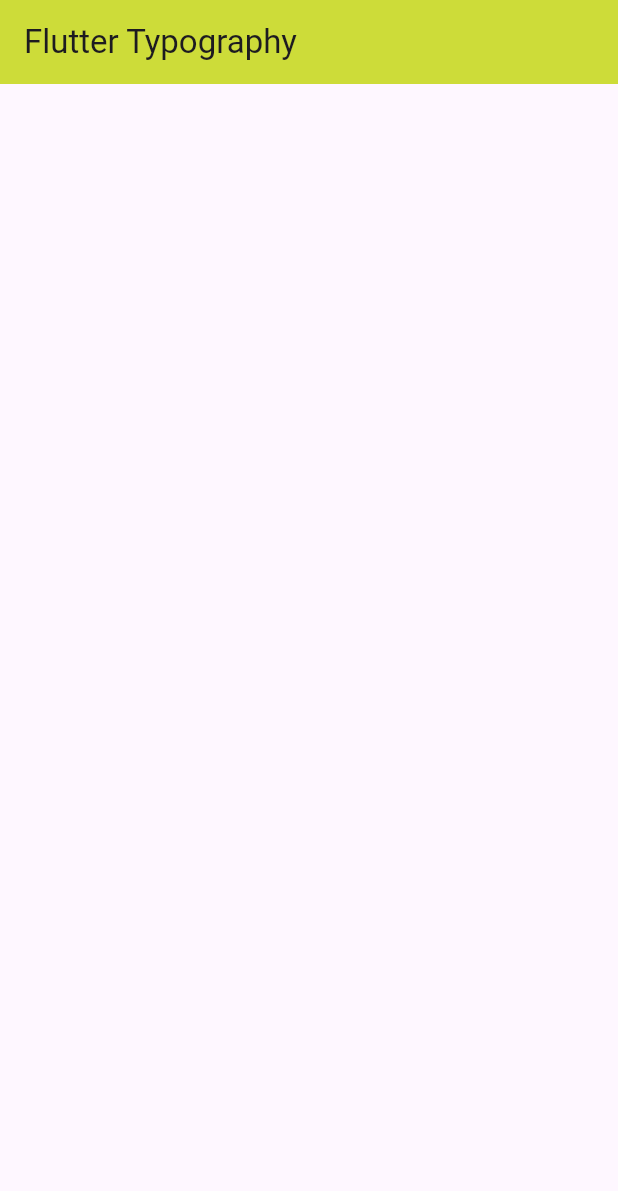
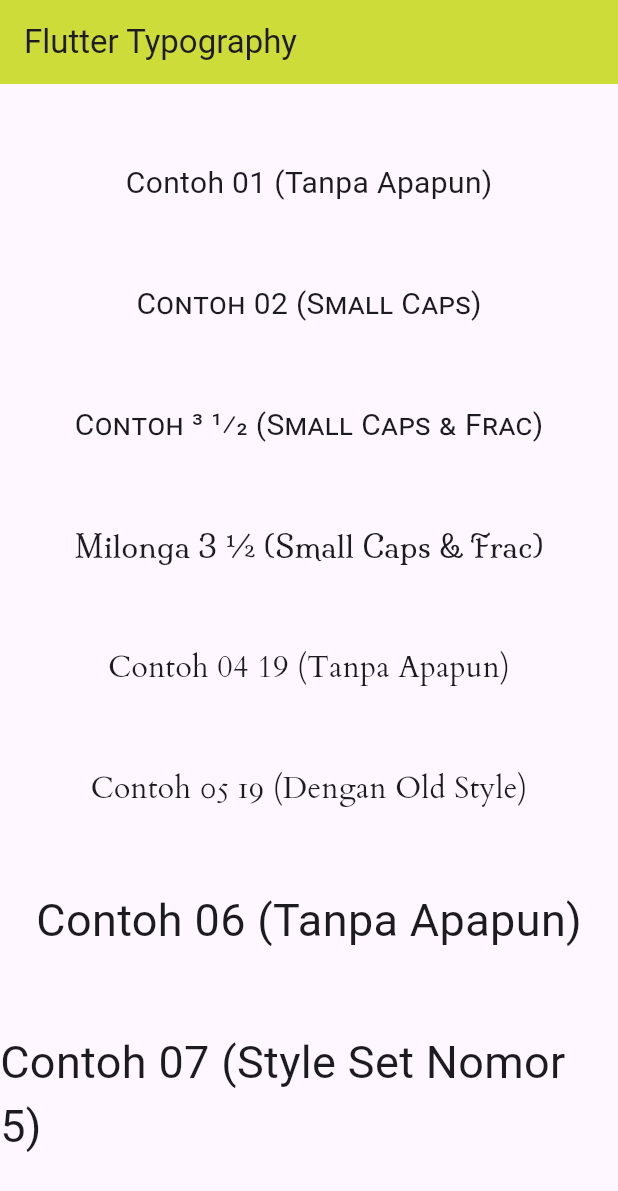
Before and after one commit to yabsiraditya/learn-flutter, a Flutter app: the screen it shows after launch, on a phone screen of 412 x 824 dp. Shown: the top 1191 px of the screen. Run offline on Flutter 3.47's test engine with Material 3 defaults, Android fonts, the phone set to English and light mode, and no system bars; our stand-ins replace audioplayers, qr_flutter; missing offline and left inert: flutter_barcode_scanner; Roboto replaces fonts that are missing (Gabriola).

Commit message:
update learn-flutter fontfeature

```diff
--- a/lib/fontFeature.dart
+++ b/lib/fontFeature.dart
@@ -1,14 +1,70 @@
 import 'package:flutter/material.dart';
+import 'dart:ui';
 
-class FontFeature extends StatelessWidget {
-  const FontFeature({super.key});
+class FontFeatures extends StatelessWidget {
+  const FontFeatures({super.key});
 
   @override
   Widget build(BuildContext context) {
     return Scaffold(
-        appBar: AppBar(
+      appBar: AppBar(
         title: Text("Flutter Typography"),
         backgroundColor: Colors.lime,
+      ),
+      body: Center(
+        child: Column(
+          mainAxisAlignment: MainAxisAlignment.spaceEvenly,
+          children: [
+            Text(
+              "Contoh 01 (Tanpa Apapun)",
+              style: TextStyle(fontSize: 20),
+            ),
+            Text(
+              "Contoh 02 (Small Caps)",
+              style: TextStyle(
+                  fontSize: 20, fontFeatures: [FontFeature.enable('smcp')]),
+            ),
+            Text(
+              "Contoh 3 1/2 (Small Caps & Frac)",
+              style: TextStyle(fontSize: 20, fontFeatures: [
+                FontFeature.enable('smcp'),
+                FontFeature.enable('frac')
+              ]),
+            ),
+            Text(
+              "Milonga 3 1/2 (Small Caps & Frac)",
+              style: TextStyle(
+                  fontSize: 20,
+                  fontFamily: "Milonga",
+                  fontFeatures: [
+                    FontFeature.enable('smcp'),
+                    FontFeature.enable('frac')
+                  ]),
+            ),
+            Text(
+              "Contoh 04 19 (Tanpa Apapun)",
+              style: TextStyle(fontSize: 20, fontFamily: "Cardo"),
+            ),
+            Text(
+              "Contoh 05 19 (Dengan Old Style)",
+              style: TextStyle(
+                  fontSize: 20,
+                  fontFamily: "Cardo",
+                  fontFeatures: [FontFeature.oldstyleFigures()]),
+            ),
+            Text(
+              "Contoh 06 (Tanpa Apapun)",
+              style: TextStyle(fontSize: 30, fontFamily: "Gabriola"),
+            ),
+            Text(
+              "Contoh 07 (Style Set Nomor 5)",
+              style: TextStyle(
+                  fontSize: 30,
+                  fontFamily: "Gabriola",
+                  fontFeatures: [FontFeature.stylisticSet(5)]),
+            ),
+          ],
+        ),
       ),
     );
   }
--- a/lib/main.dart
+++ b/lib/main.dart
@@ -8,7 +8,7 @@
   Widget build(BuildContext context) {
     return MaterialApp(
       debugShowCheckedModeBanner: false,
-      home: FontFeature(),
+      home: FontFeatures(),
     );
   }
 }
```
Also changed, not shown: pubspec.yaml (+10 -5 lines), fonts/Cardo-Regular.ttf (added), fonts/Milonga-Regular.ttf (added), 1 other file.
